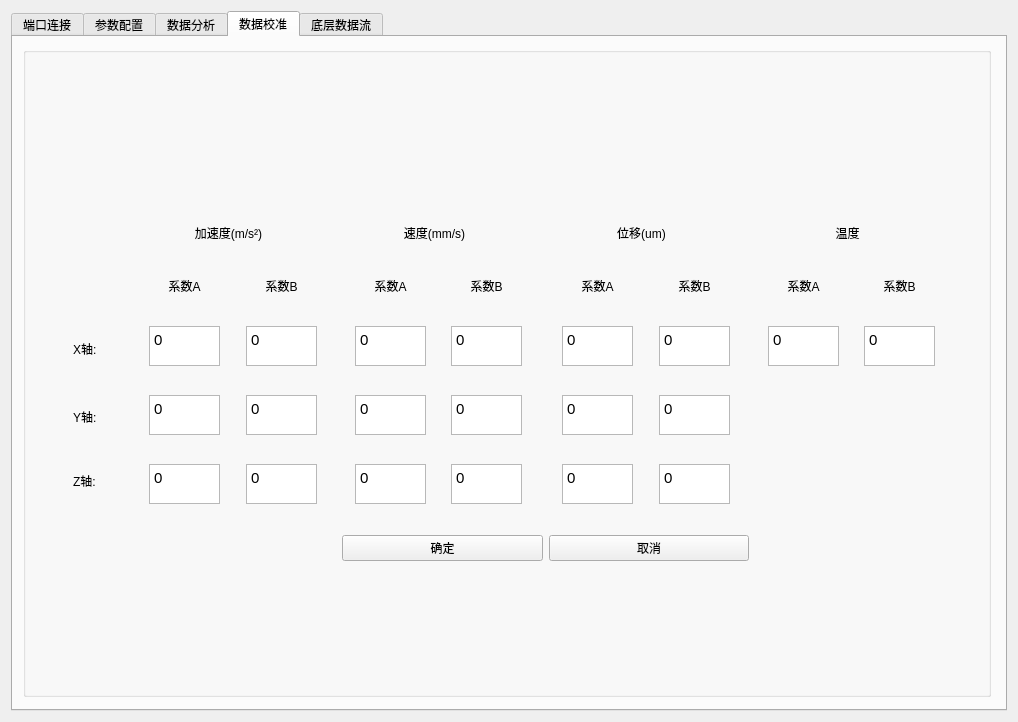
Old version of the form VibrationSensor/Main.ui in the repository Undertone0809/PythonFile37.
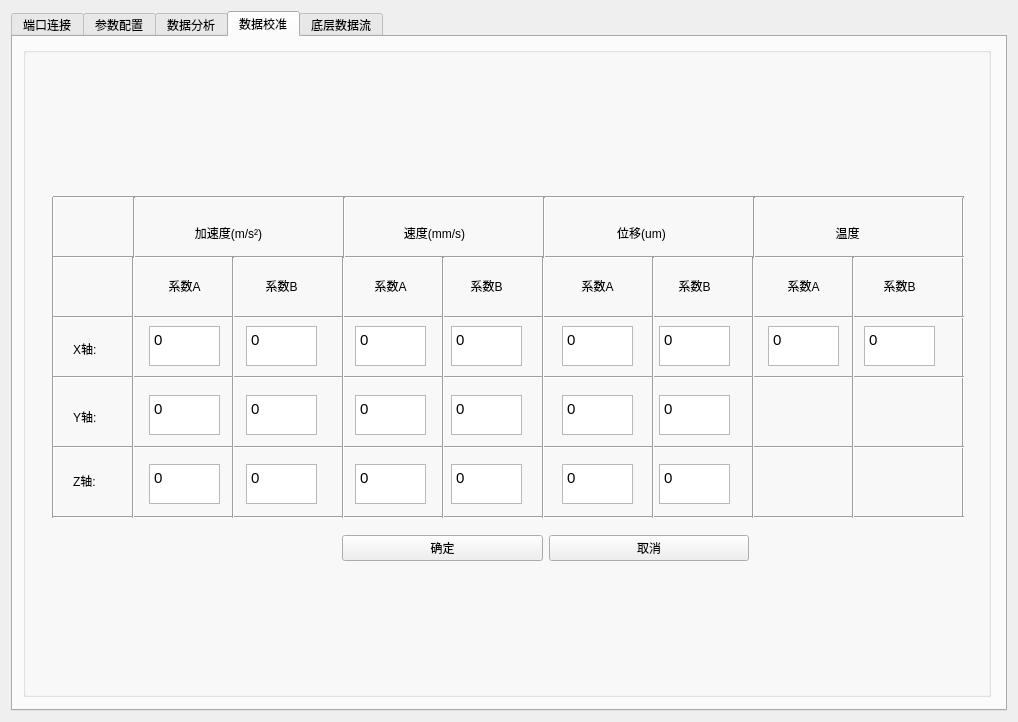
New version of the form. The open tabs and pages were chosen to show the change.

Patch:
```diff
--- a/VibrationSensor/Main.ui
+++ b/VibrationSensor/Main.ui
@@ -2671,6 +2671,266 @@
          </item>
         </layout>
        </widget>
+       <widget class="Line" name="line">
+        <property name="geometry">
+         <rect>
+          <x>20</x>
+          <y>150</y>
+          <width>20</width>
+          <height>321</height>
+         </rect>
+        </property>
+        <property name="orientation">
+         <enum>Qt::Vertical</enum>
+        </property>
+       </widget>
+       <widget class="Line" name="line_2">
+        <property name="geometry">
+         <rect>
+          <x>930</x>
+          <y>150</y>
+          <width>20</width>
+          <height>321</height>
+         </rect>
+        </property>
+        <property name="orientation">
+         <enum>Qt::Vertical</enum>
+        </property>
+       </widget>
+       <widget class="Line" name="line_3">
+        <property name="geometry">
+         <rect>
+          <x>30</x>
+          <y>460</y>
+          <width>911</width>
+          <height>20</height>
+         </rect>
+        </property>
+        <property name="orientation">
+         <enum>Qt::Horizontal</enum>
+        </property>
+       </widget>
+       <widget class="Line" name="line_4">
+        <property name="geometry">
+         <rect>
+          <x>30</x>
+          <y>140</y>
+          <width>911</width>
+          <height>20</height>
+         </rect>
+        </property>
+        <property name="orientation">
+         <enum>Qt::Horizontal</enum>
+        </property>
+       </widget>
+       <widget class="Line" name="line_5">
+        <property name="geometry">
+         <rect>
+          <x>30</x>
+          <y>200</y>
+          <width>911</width>
+          <height>20</height>
+         </rect>
+        </property>
+        <property name="orientation">
+         <enum>Qt::Horizontal</enum>
+        </property>
+       </widget>
+       <widget class="Line" name="line_6">
+        <property name="geometry">
+         <rect>
+          <x>30</x>
+          <y>260</y>
+          <width>911</width>
+          <height>20</height>
+         </rect>
+        </property>
+        <property name="orientation">
+         <enum>Qt::Horizontal</enum>
+        </property>
+       </widget>
+       <widget class="Line" name="line_7">
+        <property name="geometry">
+         <rect>
+          <x>30</x>
+          <y>320</y>
+          <width>911</width>
+          <height>20</height>
+         </rect>
+        </property>
+        <property name="orientation">
+         <enum>Qt::Horizontal</enum>
+        </property>
+       </widget>
+       <widget class="Line" name="line_8">
+        <property name="geometry">
+         <rect>
+          <x>30</x>
+          <y>390</y>
+          <width>911</width>
+          <height>20</height>
+         </rect>
+        </property>
+        <property name="orientation">
+         <enum>Qt::Horizontal</enum>
+        </property>
+       </widget>
+       <widget class="Line" name="line_9">
+        <property name="geometry">
+         <rect>
+          <x>200</x>
+          <y>210</y>
+          <width>20</width>
+          <height>261</height>
+         </rect>
+        </property>
+        <property name="orientation">
+         <enum>Qt::Vertical</enum>
+        </property>
+       </widget>
+       <widget class="Line" name="line_10">
+        <property name="geometry">
+         <rect>
+          <x>410</x>
+          <y>210</y>
+          <width>20</width>
+          <height>261</height>
+         </rect>
+        </property>
+        <property name="orientation">
+         <enum>Qt::Vertical</enum>
+        </property>
+       </widget>
+       <widget class="Line" name="line_11">
+        <property name="geometry">
+         <rect>
+          <x>620</x>
+          <y>210</y>
+          <width>20</width>
+          <height>261</height>
+         </rect>
+        </property>
+        <property name="orientation">
+         <enum>Qt::Vertical</enum>
+        </property>
+       </widget>
+       <widget class="Line" name="line_12">
+        <property name="geometry">
+         <rect>
+          <x>820</x>
+          <y>210</y>
+          <width>20</width>
+          <height>261</height>
+         </rect>
+        </property>
+        <property name="orientation">
+         <enum>Qt::Vertical</enum>
+        </property>
+       </widget>
+       <widget class="Line" name="line_13">
+        <property name="geometry">
+         <rect>
+          <x>310</x>
+          <y>210</y>
+          <width>20</width>
+          <height>261</height>
+         </rect>
+        </property>
+        <property name="orientation">
+         <enum>Qt::Vertical</enum>
+        </property>
+       </widget>
+       <widget class="Line" name="line_14">
+        <property name="geometry">
+         <rect>
+          <x>720</x>
+          <y>210</y>
+          <width>20</width>
+          <height>261</height>
+         </rect>
+        </property>
+        <property name="orientation">
+         <enum>Qt::Vertical</enum>
+        </property>
+       </widget>
+       <widget class="Line" name="line_15">
+        <property name="geometry">
+         <rect>
+          <x>510</x>
+          <y>210</y>
+          <width>20</width>
+          <height>261</height>
+         </rect>
+        </property>
+        <property name="orientation">
+         <enum>Qt::Vertical</enum>
+        </property>
+       </widget>
+       <widget class="Line" name="line_16">
+        <property name="geometry">
+         <rect>
+          <x>100</x>
+          <y>210</y>
+          <width>20</width>
+          <height>261</height>
+         </rect>
+        </property>
+        <property name="orientation">
+         <enum>Qt::Vertical</enum>
+        </property>
+       </widget>
+       <widget class="Line" name="line_17">
+        <property name="geometry">
+         <rect>
+          <x>110</x>
+          <y>150</y>
+          <width>3</width>
+          <height>61</height>
+         </rect>
+        </property>
+        <property name="orientation">
+         <enum>Qt::Vertical</enum>
+        </property>
+       </widget>
+       <widget class="Line" name="line_18">
+        <property name="geometry">
+         <rect>
+          <x>320</x>
+          <y>150</y>
+          <width>3</width>
+          <height>61</height>
+         </rect>
+        </property>
+        <property name="orientation">
+         <enum>Qt::Vertical</enum>
+        </property>
+       </widget>
+       <widget class="Line" name="line_19">
+        <property name="geometry">
+         <rect>
+          <x>520</x>
+          <y>150</y>
+          <width>3</width>
+          <height>61</height>
+         </rect>
+        </property>
+        <property name="orientation">
+         <enum>Qt::Vertical</enum>
+        </property>
+       </widget>
+       <widget class="Line" name="line_20">
+        <property name="geometry">
+         <rect>
+          <x>730</x>
+          <y>150</y>
+          <width>3</width>
+          <height>61</height>
+         </rect>
+        </property>
+        <property name="orientation">
+         <enum>Qt::Vertical</enum>
+        </property>
+       </widget>
       </widget>
      </widget>
      <widget class="QWidget" name="tab_5">
```
Left out of the diff: 334 changed lines with no effect on the pictures.
